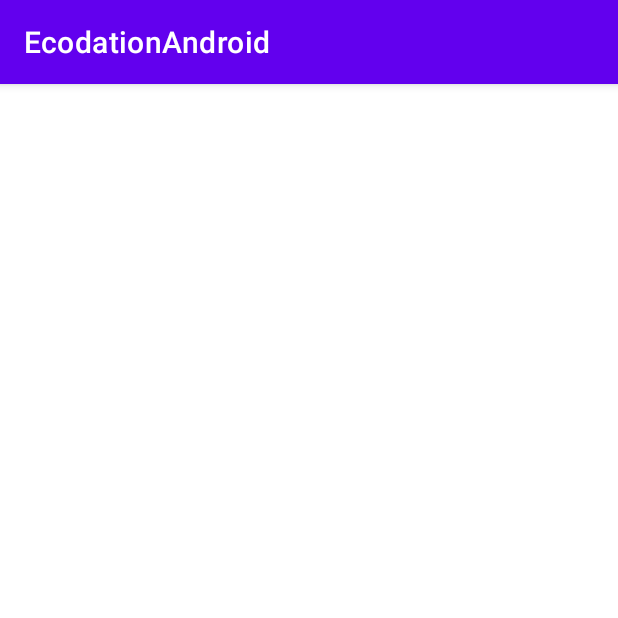
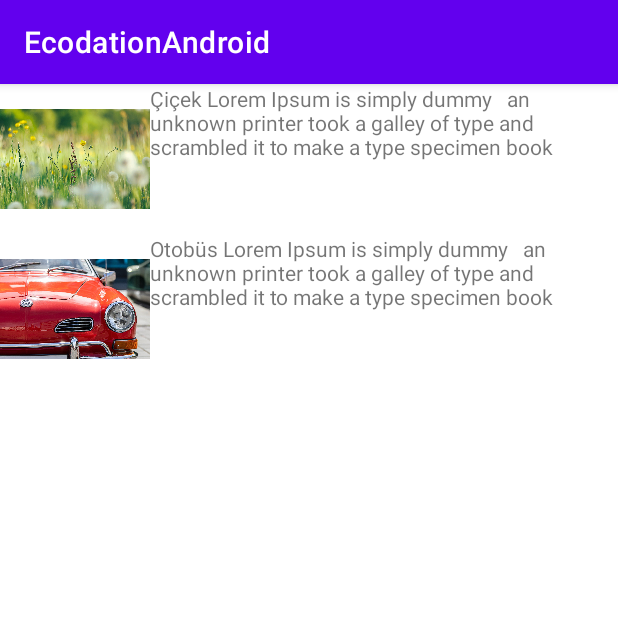
Before and after one commit to hamitmizrak/EcodationAndroid1, an Android app: the ReCycleViewActivity screen opened directly, with no data from a screen before it, on a phone screen of 412 x 824 dp, the top half of it. Run offline under Robolectric (Android 15) with nearby library versions, the phone set to English and light mode, and no system bars.

Commit message:
recyclerView resim+yazı

```diff
--- a/app/build.gradle
+++ b/app/build.gradle
@@ -36,6 +36,8 @@ dependencies {
     androidTestImplementation 'androidx.test.ext:junit:1.1.3'
     androidTestImplementation 'androidx.test.espresso:espresso-core:3.4.0'
 
+    compileOnly "org.projectlombok:lombok:1.18.24"
+
     /*circleImageView: profile resmi */
     implementation 'de.hdodenhof:circleimageview:3.1.0'
 
--- /dev/null
+++ b/app/src/main/java/hamitmizrak/com/Message.java
@@ -0,0 +1,32 @@
+package hamitmizrak.com;
+
+public class Message {
+
+    //field
+    private String name;
+    private int photo;
+
+    public Message() {
+    }
+
+    public Message(String name, int photo) {
+        this.name = name;
+        this.photo = photo;
+    }
+
+    public String getName() {
+        return name;
+    }
+
+    public void setName(String name) {
+        this.name = name;
+    }
+
+    public int getPhoto() {
+        return photo;
+    }
+
+    public void setPhoto(int photo) {
+        this.photo = photo;
+    }
+}
--- a/app/src/main/java/hamitmizrak/com/ReCycleViewActivity.java
+++ b/app/src/main/java/hamitmizrak/com/ReCycleViewActivity.java
@@ -1,14 +1,45 @@
 package hamitmizrak.com;
 
 import androidx.appcompat.app.AppCompatActivity;
+import androidx.recyclerview.widget.LinearLayoutManager;
+import androidx.recyclerview.widget.RecyclerView;
 
 import android.os.Bundle;
 
+import java.util.ArrayList;
+
 public class ReCycleViewActivity extends AppCompatActivity {
+
+    //global varaible
+    ReCycleViewAdaptorData adaptor;
+    ArrayList<Message> list;
+    RecyclerView recyclerView;
+
+    //message fake loading
+    public void fakeMessageLoading(){
+        String dataStr="Lorem Ipsum is simply dummy   an unknown printer took a galley of type and scrambled it to make a type specimen book";
+        Message message1=new Message("Çiçek "+dataStr,R.drawable.flowers);
+        list.add(message1);
+
+        Message message2=new Message("Otobüs "+dataStr,R.drawable.car);
+        list.add(message2);
+    }
 
     @Override
     protected void onCreate(Bundle savedInstanceState) {
         super.onCreate(savedInstanceState);
         setContentView(R.layout.activity_re_cycle_view);
+
+        //instance oluşturduk
+        list=new ArrayList<>();
+        adaptor=new ReCycleViewAdaptorData(list);
+        recyclerView=findViewById(R.id.recyclerViewId);
+
+        //sıralamak
+        LinearLayoutManager linearLayoutManager=new LinearLayoutManager(getApplicationContext());
+        linearLayoutManager.setOrientation(LinearLayoutManager.VERTICAL);
+        recyclerView.setLayoutManager(linearLayoutManager);
+        recyclerView.setAdapter(adaptor);
+        fakeMessageLoading();
     }
 }
--- /dev/null
+++ b/app/src/main/java/hamitmizrak/com/ReCycleViewAdaptorData.java
@@ -0,0 +1,62 @@
+package hamitmizrak.com;
+
+import android.view.LayoutInflater;
+import android.view.View;
+import android.view.ViewGroup;
+import android.widget.ImageView;
+import android.widget.TextView;
+
+import androidx.annotation.NonNull;
+import androidx.recyclerview.widget.RecyclerView;
+
+import java.util.ArrayList;
+import java.util.List;
+
+
+//RecyclerViewHolder: subClass oluşturacağız.
+public class ReCycleViewAdaptorData extends RecyclerView.Adapter<ReCycleViewAdaptorData.RecyclerViewHolder> {
+
+    //Array listem
+    ArrayList<Message> list;
+
+    //parametreli contructor
+    public ReCycleViewAdaptorData(ArrayList<Message> list) {
+        this.list = list;
+    }
+
+    //SUB CLASS
+    class RecyclerViewHolder extends RecyclerView.ViewHolder {
+        ImageView imageView;
+        TextView textView;
+
+        //parametreli sub class consttructor
+        public RecyclerViewHolder(@NonNull View itemView) {
+            super(itemView);
+            imageView = itemView.findViewById(R.id.itemImageView);
+            textView = itemView.findViewById(R.id.itemTextView);
+        }
+    }
+
+    //Resim çizmek yani görüntü oluşturmak
+    @NonNull
+    @Override
+    public RecyclerViewHolder onCreateViewHolder(@NonNull ViewGroup parent, int viewType) {
+        View view=LayoutInflater.from(parent.getContext()).inflate(R.layout.item,parent,false);
+        return new RecyclerViewHolder(view);
+    }
+
+    // listedeki her bir elemanın göstermek
+    @Override
+    public void onBindViewHolder(@NonNull RecyclerViewHolder holder, int position) {
+    holder.textView.setText(list.get(position).getName());
+    holder.imageView.setImageResource(list.get(position).getPhoto());
+    }
+
+    //listede eleman kadar ekranda göster
+    @Override
+    public int getItemCount() {
+        return list.size();
+    }
+
+
+}
--- a/app/src/main/res/layout/activity_main.xml
+++ b/app/src/main/res/layout/activity_main.xml
@@ -8,13 +8,12 @@
     tools:context=".MainActivity">
 
 
-    <!--reCycleView-->
+    <!--reCycleView Button-->
     <Button
         android:layout_width="match_parent"
         android:layout_height="55dp"
         android:id="@+id/reCycleViewId"
-        android:text="ReCycleView"/>
-
+        android:text="ReCycleView Button"/>
 
 
     <Button
--- a/app/src/main/res/layout/activity_re_cycle_view.xml
+++ b/app/src/main/res/layout/activity_re_cycle_view.xml
@@ -6,4 +6,9 @@
     android:layout_height="match_parent"
     tools:context=".ReCycleViewActivity">
 
+    <androidx.recyclerview.widget.RecyclerView
+        android:layout_width="match_parent"
+        android:layout_height="260dp"
+        android:id="@+id/recyclerViewId"
+        />
 </LinearLayout>
--- /dev/null
+++ b/app/src/main/res/layout/item.xml
@@ -0,0 +1,16 @@
+<?xml version="1.0" encoding="utf-8"?>
+<LinearLayout xmlns:android="http://schemas.android.com/apk/res/android"
+    android:layout_width="match_parent"
+    android:layout_height="wrap_content">
+
+    <ImageView
+        android:layout_width="100dp"
+        android:layout_height="100dp"
+        android:id="@+id/itemImageView"/>
+
+    <TextView
+        android:layout_width="match_parent"
+        android:layout_height="100dp"
+        android:id="@+id/itemTextView"/>
+
+</LinearLayout>
```
Also changed, not shown: app/src/main/res/drawable-v24/car.jpg (added).
